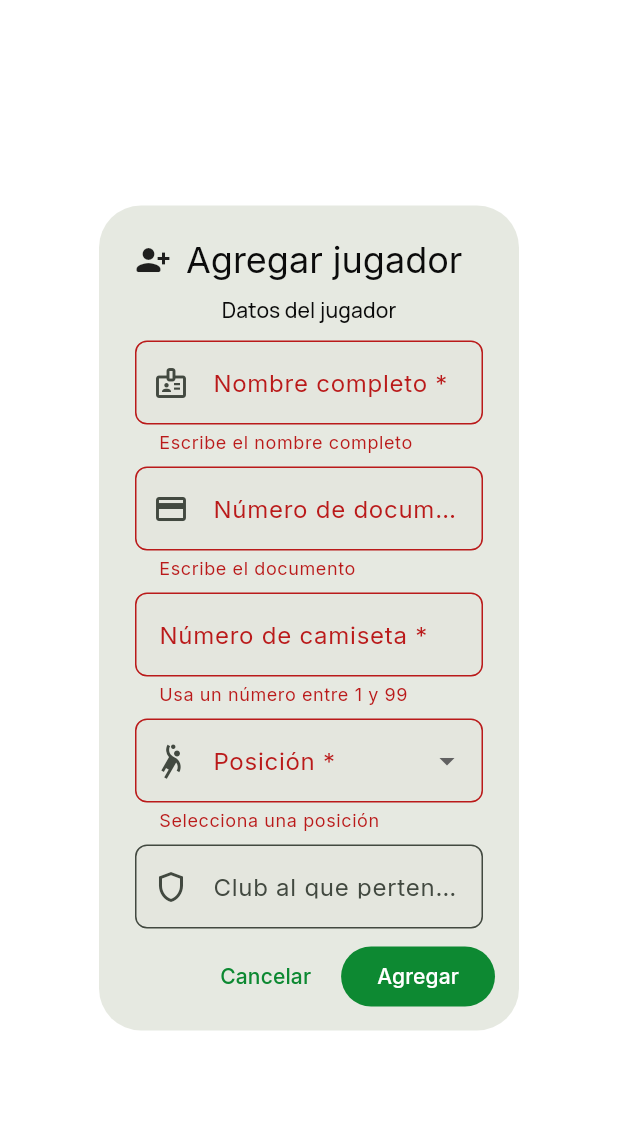
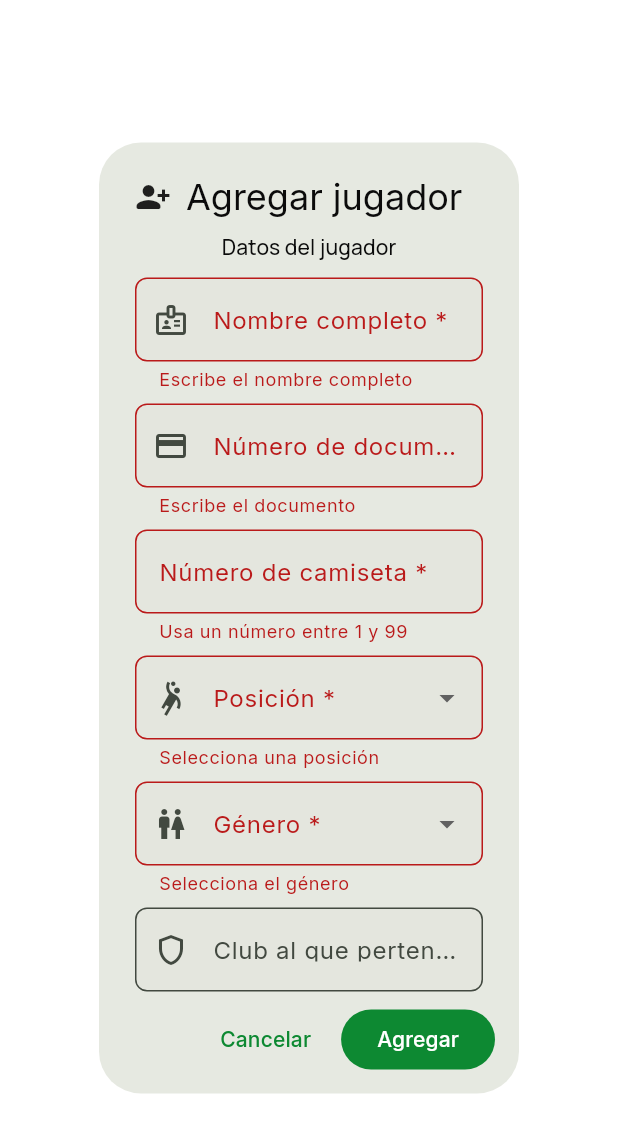
Before and after one commit to tatiana1104/handplay_demo, a Flutter app: the _PlayerDialog widget shown alone on an empty page, opened directly with empty values, after a tap on "Agregar", on a phone screen of 412 x 824 dp. Shown: the top 1133 px of the screen. Run offline on Flutter 3.47's test engine with Material 3 defaults, Android fonts, the phone set to English and light mode, and no system bars; our stand-ins replace cloud_firestore, dartz, equatable, firebase_auth, firebase_core, firebase_messaging and 5 more; accounts and stored records are empty; statements that could not run were skipped.

Commit message:
Ask player gender during team registration

```diff
--- a/lib/features/tournaments/presentation/screens/team_registration_screen.dart
+++ b/lib/features/tournaments/presentation/screens/team_registration_screen.dart
@@ -13,9 +13,10 @@ class TeamRegistrationScreen extends StatefulWidget {
 }
 
 class _PlayerDialog extends StatefulWidget {
-  const _PlayerDialog({required this.usedNumbers});
+  const _PlayerDialog({required this.usedNumbers, required this.tournamentBranch});
 
   final Set<int> usedNumbers;
+  final String tournamentBranch;
 
   @override
   State<_PlayerDialog> createState() => _PlayerDialogState();
@@ -55,6 +56,7 @@ class _PlayerDialogState extends State<_PlayerDialog> {
       'document': _document.text.trim(),
       'number': _number.text.trim(),
       'position': _position.text.trim(),
+      'gender': _gender!,
       'club': _club.text.trim(),
     });
   }
@@ -115,6 +117,20 @@ class _PlayerDialogState extends State<_PlayerDialog> {
                 validator: (value) => value == null ? 'Selecciona una posición' : null,
               ),
               const SizedBox(height: 8),
+              DropdownButtonFormField<String>(
+                value: _gender,
+                decoration: const InputDecoration(labelText: 'Género *', prefixIcon: Icon(Icons.wc_outlined)),
+                items: (widget.tournamentBranch == 'masculino'
+                        ? const ['masculino']
+                        : widget.tournamentBranch == 'femenino'
+                            ? const ['femenino']
+                            : const ['masculino', 'femenino'])
+                    .map((gender) => DropdownMenuItem(value: gender, child: Text(gender == 'masculino' ? 'Masculino' : 'Femenino')))
+                    .toList(),
+                onChanged: (value) => setState(() => _gender = value),
+                validator: (value) => value == null ? 'Selecciona el género' : null,
+              ),
+              const SizedBox(height: 8),
               TextFormField(
                 controller: _club,
                 decoration: const InputDecoration(labelText: 'Club al que pertenece', prefixIcon: Icon(Icons.shield_outlined)),
@@ -157,6 +173,7 @@ class _TeamRegistrationScreenState extends State<TeamRegistrationScreen> {
             .map((player) => int.tryParse(player['number'] ?? ''))
             .whereType<int>()
             .toSet(),
+        tournamentBranch: (_category ?? 'libre|mixto').split('|').last,
       ),
     );
     if (!mounted || result == null) return;
```
